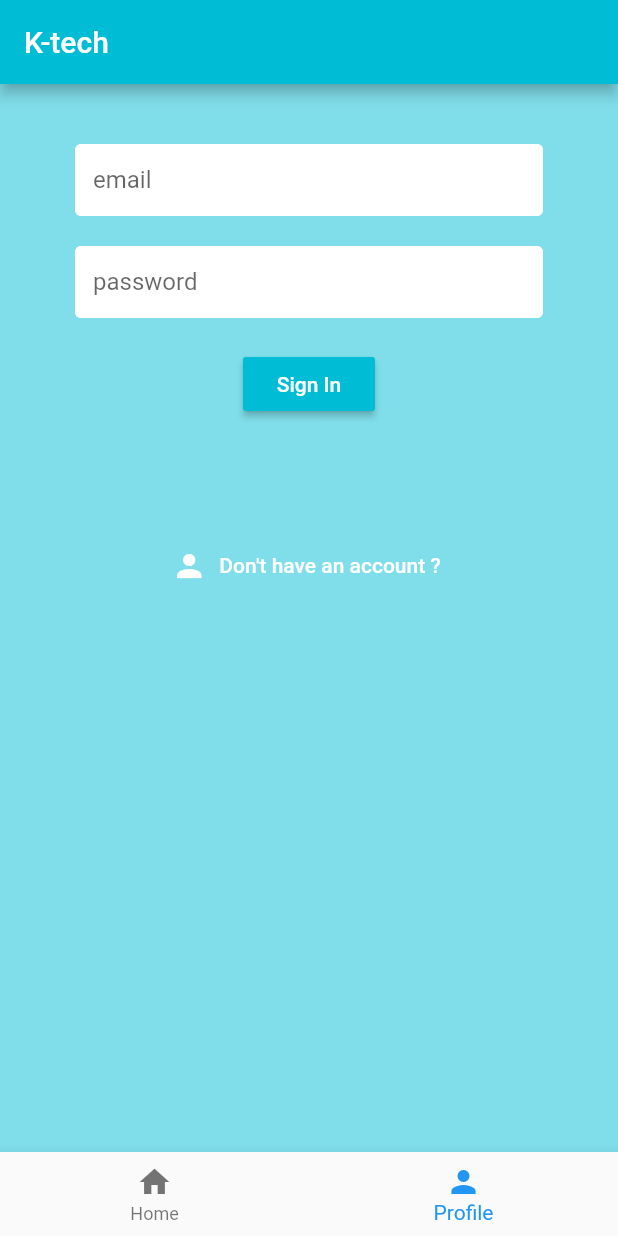
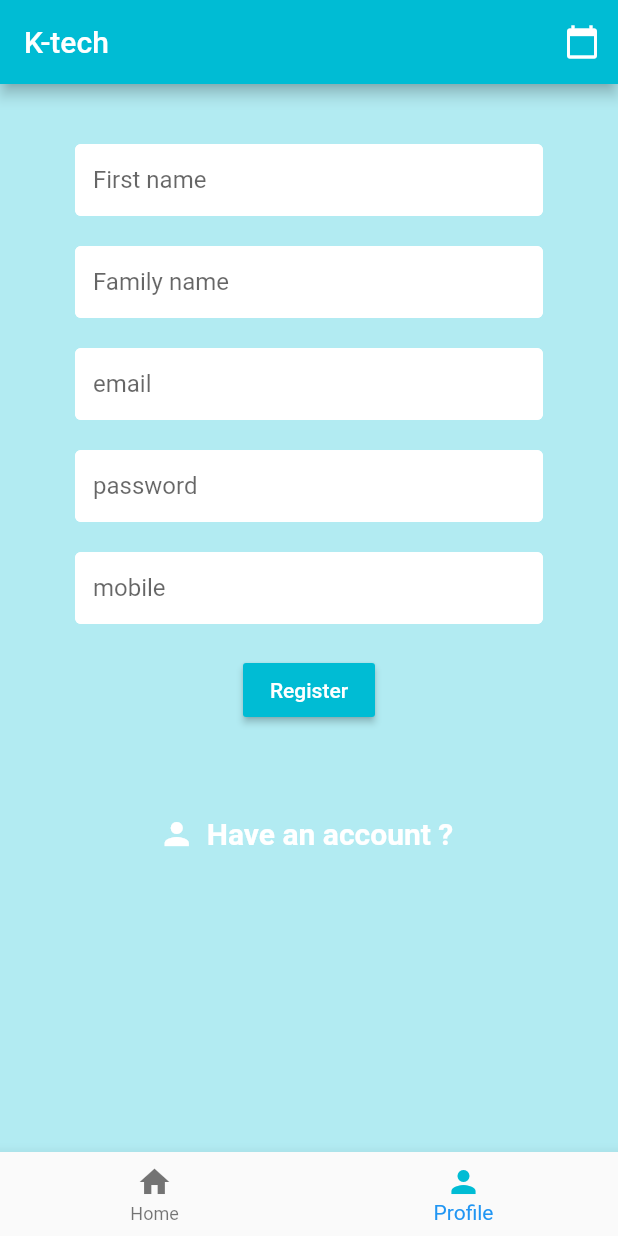
Before and after one commit to eng-usama/KTechApp, a Flutter app: the screen it shows after launch, item 2 of the bottom bar chosen, on a phone screen of 412 x 824 dp. Run offline on Flutter 3.47's test engine with Material 2 defaults, Android fonts, the phone set to English and light mode, and no system bars; our stand-ins replace cloud_firestore, firebase_auth, flutter_spinkit, fluttertoast, photo_view, webview_flutter; accounts and stored records are empty.

Commit message:
modify register page (add new params)

```diff
--- a/lib/Controllers/TabBarController/TabBar.dart
+++ b/lib/Controllers/TabBarController/TabBar.dart
@@ -1,6 +1,7 @@
 import 'package:flutter/material.dart';
+import 'package:k_tech/Controllers/Calendar/CalendarView.dart';
 import 'package:k_tech/Controllers/HomeControllers/HomePage.dart';
-import 'package:k_tech/NetworkingHttp/UsersHttp/UserAuth.dart';
+import 'package:k_tech/NetworkingHttp/UserAuth.dart';
 import 'package:provider/provider.dart';
 
 import '../Wrapper.dart';
@@ -28,6 +29,7 @@ class _MainPageState extends State<MainPage> {
           length: 2,
           child: Scaffold(
               bottomNavigationBar: BottomNavigationBar(
+                selectedIconTheme: IconThemeData(color: Colors.cyan),
                 onTap: onTabTapped,
                 currentIndex: _currentIndex,
                 // this will be set when a new tab is tapped
@@ -50,6 +52,15 @@ class _MainPageState extends State<MainPage> {
                   "K-tech",
                   style: TextStyle(color: Colors.white),
                 ),
+                actions: <Widget>[
+                  IconButton(
+                    icon: Icon(Icons.calendar_today,color: Colors.white,),
+                    tooltip: 'Academic Calendar',
+                    onPressed: (){
+                      Navigator.of(context).push(MaterialPageRoute(builder: (context) => CalendarView()));
+                    },
+                  ),
+                ],
               ),
               body: _children[_currentIndex]),
         ),
--- a/lib/Controllers/Users/Authenticate.dart
+++ b/lib/Controllers/Users/Authenticate.dart
@@ -10,7 +10,7 @@ class Authenticate extends StatefulWidget {
 
 class _AuthenticateState extends State<Authenticate> {
 
-  bool showSignIn = true;
+  bool showSignIn = false;
   void toggleView(){
     //print(showSignIn.toString());
     setState(() => showSignIn = !showSignIn);
--- a/lib/Controllers/Users/Register.dart
+++ b/lib/Controllers/Users/Register.dart
@@ -1,5 +1,5 @@
 import 'package:flutter/material.dart';
-import 'package:k_tech/NetworkingHttp/UsersHttp/UserAuth.dart';
+import 'package:k_tech/NetworkingHttp/UserAuth.dart';
 import 'package:k_tech/Shared/constants.dart';
 import 'package:k_tech/Shared/loading.dart';
 
@@ -20,13 +20,16 @@ class _RegisterState extends State<Register> {
   bool loading = false;
 
   // text field state
+  String firstName = '';
+  String secondName = '';
+  String password = '';
   String email = '';
-  String password = '';
+  String mobile = '';
 
   @override
   Widget build(BuildContext context) {
     return loading ? Loading() : Scaffold(
-      backgroundColor: Colors.cyan[200],
+      backgroundColor: Colors.cyan[100],
       body: SingleChildScrollView(
         child: Container(
           padding: EdgeInsets.symmetric(vertical: 20.0, horizontal: 50.0),
@@ -36,8 +39,24 @@ class _RegisterState extends State<Register> {
               children: <Widget>[
                 SizedBox(height: 20.0),
                 TextFormField(
+                  decoration: textInputDecoration.copyWith(hintText: 'First name'),
+                  validator: (val) => val.isEmpty ? 'Please enter your first name' : null,
+                  onChanged: (val) {
+                    setState(() => firstName = val);
+                  },
+                ),
+                SizedBox(height: 20.0),
+                TextFormField(
+                  decoration: textInputDecoration.copyWith(hintText: 'Family name'),
+                  validator: (val) => val.isEmpty ? 'Please enter your family name' : null,
+                  onChanged: (val) {
+                    setState(() => secondName = val);
+                  },
+                ),
+                SizedBox(height: 20.0),
+                TextFormField(
                   decoration: textInputDecoration.copyWith(hintText: 'email'),
-                  validator: (val) => val.isEmpty ? 'Enter an email' : null,
+                  validator: (val) => val.isEmpty ? 'Please enter an email' : null,
                   onChanged: (val) {
                     setState(() => email = val);
                   },
@@ -46,9 +65,18 @@ class _RegisterState extends State<Register> {
                 TextFormField(
                   decoration: textInputDecoration.copyWith(hintText: 'password'),
                   obscureText: true,
-                  validator: (val) => val.length < 6 ? 'Enter a password 6+ chars long' : null,
+                  validator: (val) => val.length < 6 ? 'Please enter a password 6+ chars long' : null,
                   onChanged: (val) {
                     setState(() => password = val);
+                  },
+                ),
+                SizedBox(height: 20.0),
+                TextFormField(
+                  keyboardType: TextInputType.phone,
+                  decoration: textInputDecoration.copyWith(hintText: 'mobile'),
+                  validator: (val) => val.length < 6 ? 'Please enter write mobile number' : null,
+                  onChanged: (val) {
+                    setState(() => mobile = val);
                   },
                 ),
                 SizedBox(height: 20.0),
@@ -61,7 +89,7 @@ class _RegisterState extends State<Register> {
                     onPressed: () async {
                       if(_formKey.currentState.validate()){
                         setState(() => loading = true);
-                        dynamic result = await _auth.registerWithEmailAndPassword(email, password);
+                        dynamic result = await _auth.registerWithEmailAndPassword(email, password,'$firstName $secondName',mobile,['0','1']);
                         if(result == null) {
                           setState(() {
                             loading = false;
@@ -77,11 +105,11 @@ class _RegisterState extends State<Register> {
                   textAlign: TextAlign.center,
                   style: TextStyle(color: Colors.deepPurpleAccent, fontSize: 18.0,fontWeight: FontWeight.bold),
                 ),
-                SizedBox(height: 40,),
+                SizedBox(height: 15,),
                 Container(alignment: Alignment.center,
                   child: FlatButton.icon(
                     icon: Icon(Icons.person,color: Colors.white,),
-                    label: Text('Have an account ?' ,style: TextStyle(color: Colors.white),),
+                    label: Text('Have an account ?' ,style: TextStyle(color: Colors.white,fontWeight: FontWeight.bold,fontSize: 20),),
                     onPressed: () => widget.toggleView(),
                   ),),
               ],
--- a/lib/Controllers/Users/SignIn.dart
+++ b/lib/Controllers/Users/SignIn.dart
@@ -1,5 +1,5 @@
 import 'package:flutter/material.dart';
-import 'package:k_tech/NetworkingHttp/UsersHttp/UserAuth.dart';
+import 'package:k_tech/NetworkingHttp/UserAuth.dart';
 import 'package:k_tech/Shared/constants.dart';
 import 'package:k_tech/Shared/loading.dart';
 
@@ -83,7 +83,7 @@ class _SignInState extends State<SignIn> {
                     Container(alignment: Alignment.center,
                       child: FlatButton.icon(
                         icon: Icon(Icons.person,color: Colors.white,),
-                        label: Text('Don\'t have an account ?' ,style: TextStyle(color: Colors.white),),
+                        label: Text('Don\'t have an account ?' ,style: TextStyle(color: Colors.white,fontWeight: FontWeight.bold,fontSize: 20),),
                         onPressed: () => widget.toggleView(),
                       ),),
                   ],
--- a/lib/Controllers/Wrapper.dart
+++ b/lib/Controllers/Wrapper.dart
@@ -1,5 +1,5 @@
 import 'package:flutter/material.dart';
-import 'package:k_tech/NetworkingHttp/UsersHttp/UserAuth.dart';
+import 'package:k_tech/NetworkingHttp/UserAuth.dart';
 import 'package:k_tech/Shared/loading.dart';
 import 'package:provider/provider.dart';
 
--- /dev/null
+++ b/lib/Models/Subjects/Subjects.dart
@@ -0,0 +1,13 @@
+class Subjects {
+
+  final int uid;
+  final String name;
+  final String description;
+  final String location;
+  final DateTime startingTime;
+
+  Subjects(this.uid, this.name, this.description, this.location, this.startingTime);
+
+
+
+}
--- a/lib/Models/User/User.dart
+++ b/lib/Models/User/User.dart
@@ -0,0 +1,10 @@
+class UserProfile {
+  final String uid;
+  final String email;
+  final String name;
+  final String mobile;
+  final List<String> subjects;
+
+  UserProfile({ this.uid,this.email,this.name, this.mobile, this.subjects, });
+
+}
--- /dev/null
+++ b/lib/NetworkingHttp/DatabaseHttp.dart
@@ -0,0 +1,40 @@
+import 'package:cloud_firestore/cloud_firestore.dart';
+import 'package:k_tech/Controllers/Users/Profile.dart';
+import 'package:k_tech/Models/User/User.dart';
+
+class DatabaseService {
+
+  final String uid;
+  DatabaseService({ this.uid });
+
+  // collection reference
+  final CollectionReference profileCollection = Firestore.instance.collection('profiles');
+
+  Future<void> updateUserData(String name, String email, String mobile, List<String> subjects) async {
+    return await profileCollection.document(uid).setData({
+      'name': name,
+      'email' : email,
+      'mobile': mobile,
+      'subjects': subjects,
+    });
+  }
+
+  // user data from snapshots
+  UserProfile _userDataFromSnapshot(DocumentSnapshot snapshot) {
+    return UserProfile(
+        uid: uid,
+        email: snapshot.data['email'],
+        name: snapshot.data['name'],
+        mobile: snapshot.data['mobile'],
+        subjects: List.from(snapshot.data['subjects'])
+    );
+  }
+
+  // get brews stream
+  // get user doc stream
+  Stream<UserProfile> get userProfile {
+
+    return profileCollection.document(uid).snapshots()
+        .map(_userDataFromSnapshot);
+  }
+}
--- a/lib/NetworkingHttp/UsersHttp/UserAuth.dart
+++ b/lib/NetworkingHttp/UserAuth.dart
@@ -1,4 +1,6 @@
 import 'package:firebase_auth/firebase_auth.dart';
+
+import 'DatabaseHttp.dart';
 
 class User{
   final String uid;
@@ -49,10 +51,11 @@ class AuthService {
   }
 
   // register with email and password
-  Future registerWithEmailAndPassword(String email, String password) async {
+  Future registerWithEmailAndPassword(String email, String password,String name ,String mobile, List<String> subject) async {
     try {
       AuthResult result = await _auth.createUserWithEmailAndPassword(email: email, password: password);
       FirebaseUser user = result.user;
+      await DatabaseService(uid: user.uid).updateUserData(name,email,mobile,['0','1']);
       return _userFromFirebaseUser(user);
     } catch (error) {
       print(error.toString());
--- a/pubspec.yaml
+++ b/pubspec.yaml
@@ -36,6 +36,8 @@ dependencies:
   intl: ^0.16.1
   provider: ^4.0.4
   flutter_spinkit: ^4.1.1+1
+  photo_view: ^0.9.2
+  webview_flutter: ^0.3.19+8
 
 dev_dependencies:
   flutter_test:
```
Also changed, not shown: lib/Controllers/Calendar/CalendarView.dart (added, +20 -0 lines), lib/Controllers/HomeControllers/HomePage.dart (+13 -11 lines), lib/Controllers/HomeControllers/Subjects.dart (added, +16 -0 lines), lib/Controllers/Users/Profile.dart (+30 -5 lines), pubspec.lock, 1 other file.
